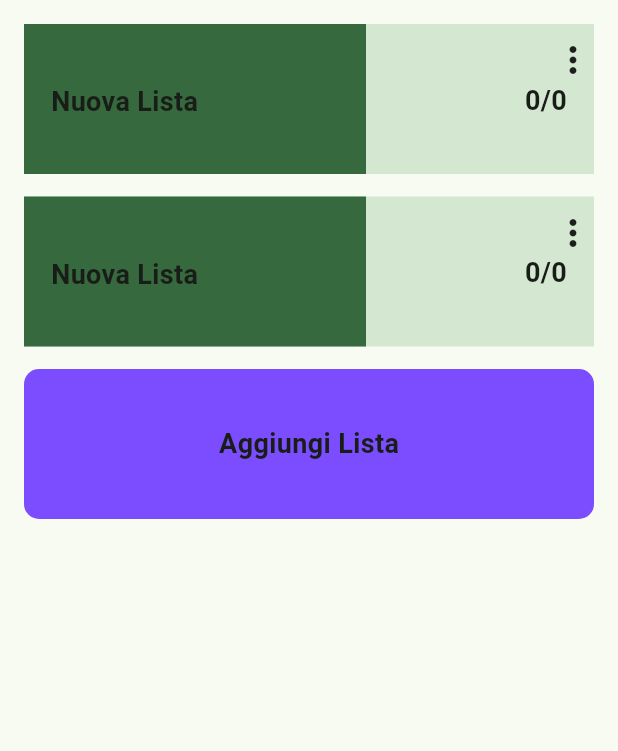
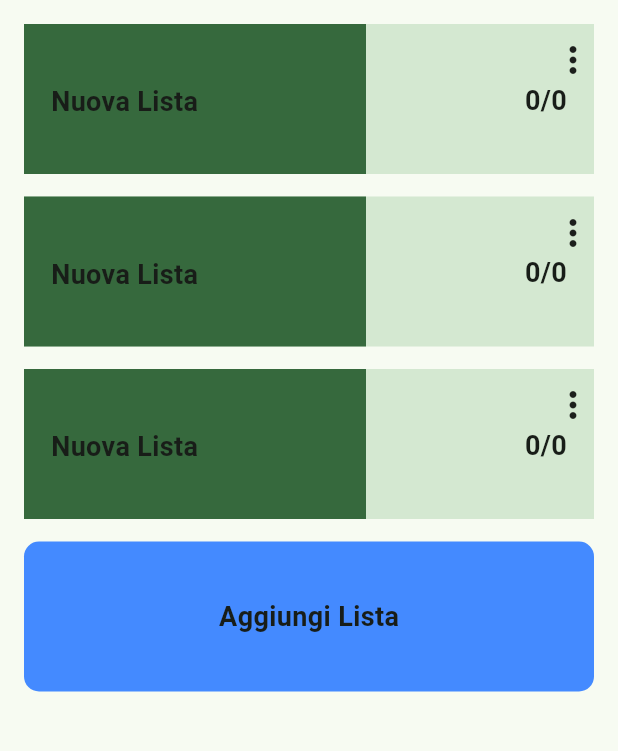
Before and after one commit to E-d-o/FoodPlan, a Flutter app: the screen it shows after launch, after a tap on "Aggiungi Lista", on a phone screen of 412 x 824 dp, the part 84-835 px from its top. Run offline on Flutter 3.47's test engine with Material 3 defaults, Android fonts, the light colour scheme and no system bars.

Commit message:
added provider and mainlistmanager, for now manages only adding lists

```diff
--- a/lib/components/add_main_list.dart
+++ b/lib/components/add_main_list.dart
@@ -1,21 +1,14 @@
 import 'package:flutter/material.dart';
-import 'package:foodplan/notifiers/add_main_list_notifier.dart';
+import 'package:foodplan/notifiers/main_list_manager.dart';
+import 'package:provider/provider.dart';
 
-class AddMainList extends StatefulWidget {
-  const AddMainList({super.key, required this.listNotifier});
-  final AddMainListNotifier listNotifier;
-
-  @override
-  State<AddMainList> createState() => _AddMainListState();
-}
-
-class _AddMainListState extends State<AddMainList> {
-  List containerColors = [Colors.greenAccent, Colors.deepPurpleAccent];
+class AddMainList extends StatelessWidget {
+  const AddMainList({super.key});
 
   @override
   Widget build(BuildContext context) {
     return Material(
-      color: containerColors[0],
+      color: Colors.blueAccent,
       borderRadius: BorderRadius.all(Radius.circular(10.0)),
       child: InkResponse(
         splashColor: Colors.teal,
@@ -23,14 +16,12 @@ class _AddMainListState extends State<AddMainList> {
         borderRadius: BorderRadius.circular(10.0),
         containedInkWell: true,
         onTap: () {
-          //cosmetics
-          setState(() {
-            Color change = containerColors[0];
-            containerColors[0] = containerColors[1];
-            containerColors[1] = change;
-          });
           //notifies body in order to add a new list
-          widget.listNotifier.addMainList();
+          final managerLists = Provider.of<MainListManager>(
+            context,
+            listen: false,
+          );
+          managerLists.addMainList();
         },
         child: Container(
           height: 100,
--- a/lib/notifiers/add_main_list_notifier.dart
+++ /dev/null
@@ -1,12 +0,0 @@
-import 'package:flutter/material.dart';
-
-import 'package:foodplan/components/mainlist.dart';
-
-class AddMainListNotifier with ChangeNotifier {
-  List<Widget> mainListPages = [MainList()];
-
-  void addMainList() {
-    mainListPages.insert(mainListPages.length, MainList());
-    notifyListeners();
-  }
-}
--- /dev/null
+++ b/lib/notifiers/main_list_manager.dart
@@ -0,0 +1,13 @@
+import 'package:flutter/material.dart';
+
+import 'package:foodplan/components/mainlist.dart';
+
+class MainListManager with ChangeNotifier {
+  final List<MainList> _mainListPages = [MainList(), MainList()];
+  List<MainList> get mainListPages => _mainListPages;
+
+  void addMainList() {
+    _mainListPages.insert(_mainListPages.length, MainList());
+    notifyListeners();
+  }
+}
--- a/lib/pages/main.dart
+++ b/lib/pages/main.dart
@@ -1,6 +1,7 @@
 import 'package:flutter/material.dart';
 import 'package:foodplan/components/add_main_list.dart';
-import 'package:foodplan/notifiers/add_main_list_notifier.dart';
+import 'package:foodplan/notifiers/main_list_manager.dart';
+import 'package:provider/provider.dart';
 import 'drawer_page.dart';
 import '../components/logo.dart';
 
@@ -30,7 +31,11 @@ class MyApp extends StatelessWidget {
           brightness: Brightness.light,
         ),
       ),
-      home: const MyHomePage(title: 'FoodPlan'),
+      home: ChangeNotifierProvider(
+        create: (context) => MainListManager(),
+
+        child: MyHomePage(title: 'FoodPlan'),
+      ),
       debugShowCheckedModeBanner: false,
     );
   }
@@ -57,23 +62,15 @@ class MyHomePage extends StatelessWidget {
 }
 
 class _MainContent extends StatelessWidget {
-  final AddMainListNotifier listNotifier = AddMainListNotifier();
   @override
   Widget build(BuildContext context) {
-    return ListenableBuilder(
-      listenable: listNotifier,
-      builder: (context, child) {
-        return SingleChildScrollView(
-          padding: EdgeInsets.all(16),
-          child: Column(
-            spacing: 15,
-            children: [
-              ...listNotifier.mainListPages,
-              (AddMainList(listNotifier: listNotifier)),
-            ],
-          ),
-        );
-      },
+    final listManager = Provider.of<MainListManager>(context);
+    return SingleChildScrollView(
+      padding: EdgeInsets.all(16),
+      child: Column(
+        spacing: 15,
+        children: [...listManager.mainListPages, (AddMainList())],
+      ),
     );
   }
 }
```
